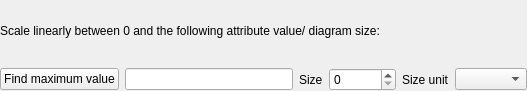
Before: the Qt Designer form qgis/src/plugins/diagram_overlay/qgslinearlyscalingdialogbase.ui in sourcepole/qgis, drawn with Qt 5.
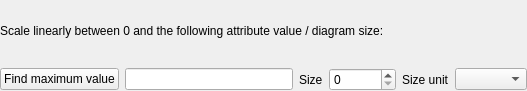
After: the same form once the commit is applied.

Commit message: UI tidy ups

What changed in the file:
```diff
--- a/qgis/src/plugins/diagram_overlay/qgslinearlyscalingdialogbase.ui
+++ b/qgis/src/plugins/diagram_overlay/qgslinearlyscalingdialogbase.ui
@@ -20,7 +20,7 @@
    <item row="0" column="0">
     <widget class="QLabel" name="mTitleLabel">
      <property name="text">
-      <string>Scale linearly between 0 and the following attribute value/ diagram size:</string>
+      <string>Scale linearly between 0 and the following attribute value / diagram size:</string>
      </property>
      <property name="wordWrap">
       <bool>true</bool>
```
The commit also changes 3 other files.
